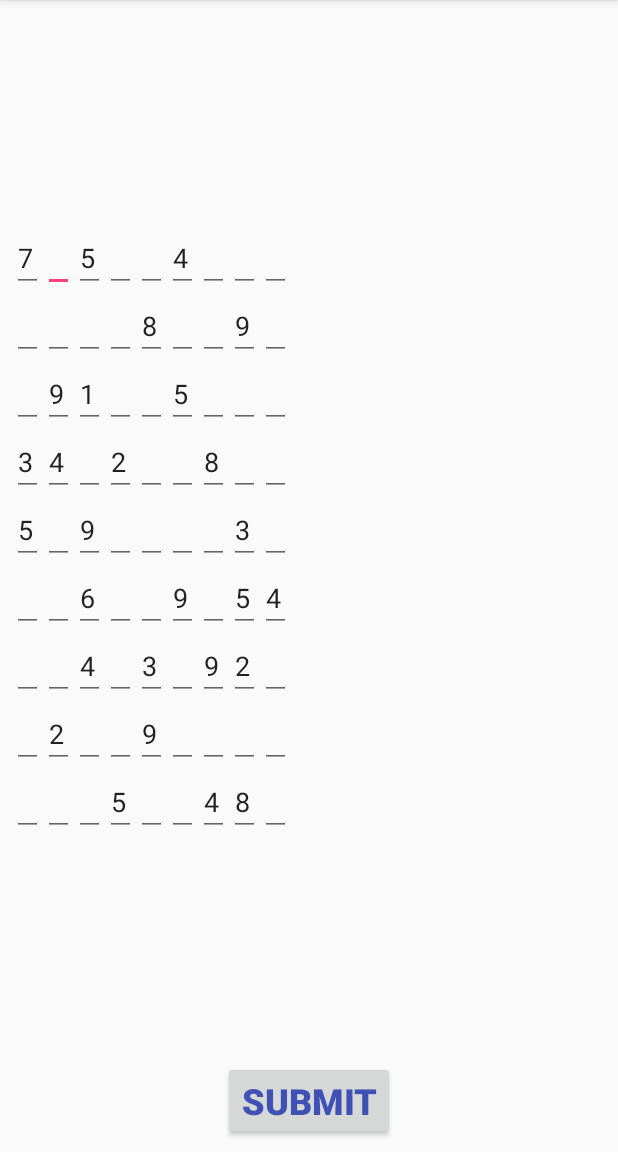
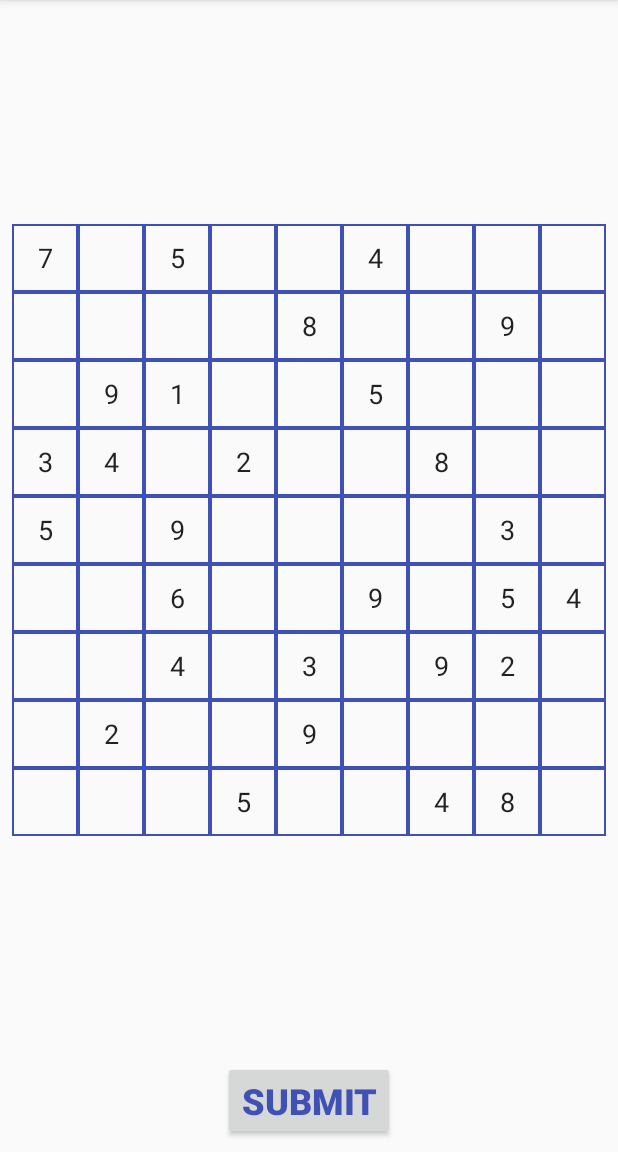
Before and after one commit to ingambe/SudokuApp, an Android app: the SudokuActivity screen opened directly, with no data from a screen before it, on a phone screen of 412 x 824 dp, the part 84-1236 px from its top. Run offline under Robolectric (Android 15) with nearby library versions, the phone set to English and light mode, and no system bars; our stand-ins replace ButterKnife.

Commit message:
Cosmetic grid improvement

```diff
--- a/app/src/main/java/com/tassel/ingambe/sudoku/SudokuActivity.java
+++ b/app/src/main/java/com/tassel/ingambe/sudoku/SudokuActivity.java
@@ -5,8 +5,10 @@ import android.support.v7.app.AppCompatActivity;
 import android.text.InputFilter;
 import android.text.InputType;
 import android.text.method.DigitsKeyListener;
+import android.view.Gravity;
 import android.widget.Button;
 import android.widget.EditText;
+import android.widget.LinearLayout;
 import android.widget.TableLayout;
 import android.widget.TableRow;
 
@@ -56,6 +58,8 @@ public class SudokuActivity extends AppCompatActivity implements SudokuView {
                 InputFilter[] inputArray = new InputFilter[1];
                 inputArray[0] = new InputFilter.LengthFilter(1);
                 editText.setFilters(inputArray);
+                editText.setBackgroundColor(0);
+                editText.setGravity(Gravity.CENTER);
                 // if it's not a hole we need to fill it and desactivate user inputs
                 if(!model.getHoleGrid()[i][j]){
                     editText.setText("" + model.getFullGrid()[i][j]);
@@ -63,10 +67,10 @@ public class SudokuActivity extends AppCompatActivity implements SudokuView {
                     editText.setFocusableInTouchMode(false);
                     editText.setClickable(false);
                 }
-
-                line.addView(editText,new TableRow.LayoutParams(TableRow.LayoutParams.WRAP_CONTENT, TableRow.LayoutParams.WRAP_CONTENT));
+                editText.setBackground(getDrawable(R.drawable.sudoku_cell));
+                line.addView(editText, new TableRow.LayoutParams(TableRow.LayoutParams.MATCH_PARENT, TableRow.LayoutParams.WRAP_CONTENT));
             }
-            tbSudoku.addView(line,new TableLayout.LayoutParams(TableLayout.LayoutParams.MATCH_PARENT, TableLayout.LayoutParams.WRAP_CONTENT));
+            tbSudoku.addView(line, new TableLayout.LayoutParams(TableLayout.LayoutParams.WRAP_CONTENT, TableLayout.LayoutParams.WRAP_CONTENT));
         }
     }
 }
--- /dev/null
+++ b/app/src/main/res/drawable/sudoku_cell.xml
@@ -0,0 +1,6 @@
+<?xml version="1.0" encoding="utf-8"?>
+<shape
+    xmlns:android="http://schemas.android.com/apk/res/android"
+    android:shape= "rectangle"  >
+    <stroke android:width="1dp"  android:color="@color/colorPrimary"/>
+</shape>
--- a/app/src/main/res/layout/activity_sudoku.xml
+++ b/app/src/main/res/layout/activity_sudoku.xml
@@ -28,6 +28,7 @@
         android:layout_marginEnd="8dp"
         android:layout_marginBottom="8dp"
         android:gravity="center"
+        android:stretchColumns="*"
         app:layout_constraintBottom_toTopOf="@+id/bt_submit"
         app:layout_constraintEnd_toEndOf="parent"
         app:layout_constraintStart_toStartOf="parent"
```
